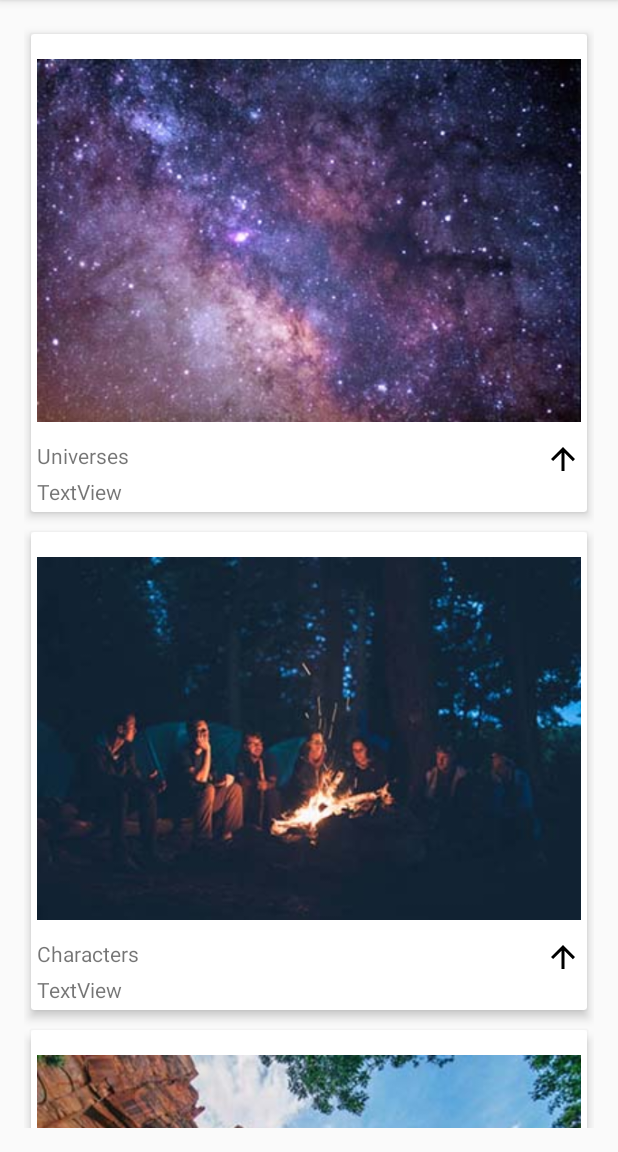
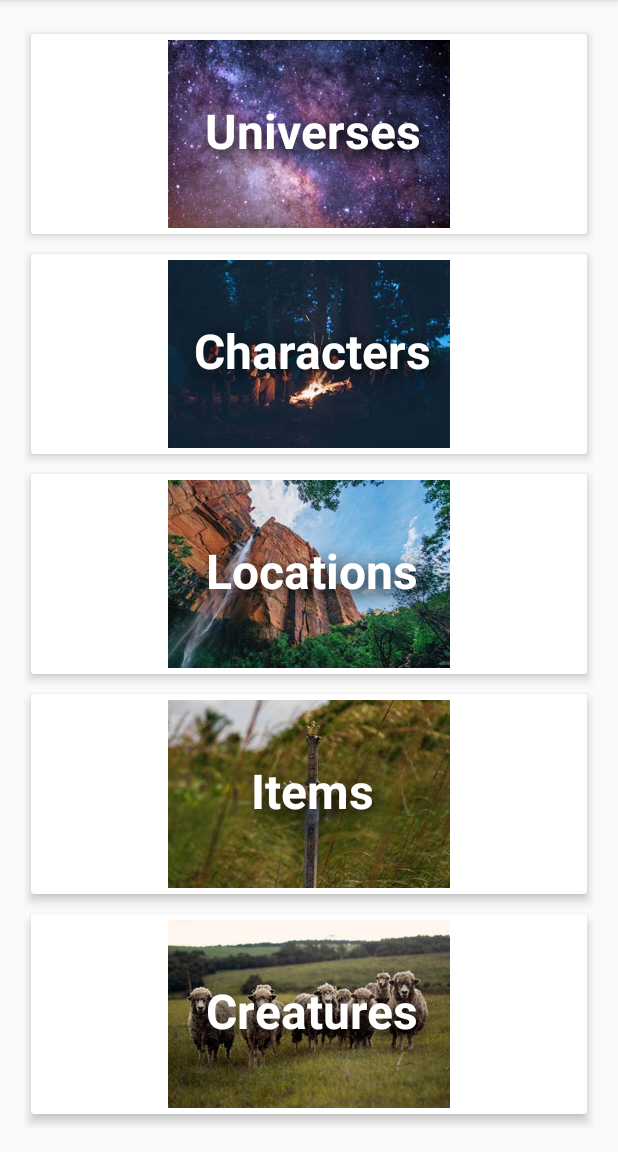
Before and after one commit to indentlabs/notebook-android, an Android app: the screen it shows after launch (MainActivity), with the options menu open, on a phone screen of 412 x 824 dp, the part 84-1236 px from its top. Run offline under Robolectric (Android 15) with nearby library versions, the phone set to English and light mode, and no system bars.

Commit message:
Added animation to menu items

```diff
--- /dev/null
+++ b/Notebook/app/src/main/res/anim/card_layout_animation.xml
@@ -0,0 +1,5 @@
+<?xml version="1.0" encoding="utf-8"?>
+<layoutAnimation xmlns:android="http://schemas.android.com/apk/res/android"
+    android:animation="@anim/enter_from_left"
+    android:delay="0.75"
+    />
--- /dev/null
+++ b/Notebook/app/src/main/res/anim/enter_from_left.xml
@@ -0,0 +1,11 @@
+<?xml version="1.0" encoding="utf-8"?>
+<set xmlns:android="http://schemas.android.com/apk/res/android">
+    <translate
+        android:fromXDelta="-100%"
+        android:toXDelta="0%"
+        android:fromYDelta="0%"
+        android:toYDelta="0%"
+        android:duration="400"
+        />
+
+</set>
--- a/Notebook/app/src/main/res/layout/fragment_main.xml
+++ b/Notebook/app/src/main/res/layout/fragment_main.xml
@@ -7,6 +7,7 @@
     <android.support.v7.widget.RecyclerView
         android:layout_width="match_parent"
         android:layout_height="match_parent"
-        android:id="@+id/mainMenuList"></android.support.v7.widget.RecyclerView>
+        android:id="@+id/mainMenuList"
+        android:layoutAnimation="@anim/card_layout_animation"></android.support.v7.widget.RecyclerView>
 
 </FrameLayout>
--- a/Notebook/app/src/main/res/layout/mainmenu_itemview.xml
+++ b/Notebook/app/src/main/res/layout/mainmenu_itemview.xml
@@ -8,42 +8,29 @@
     cardView:cardElevation="4sp"
     cardView:contentPadding="4dp"
     cardView:cardUseCompatPadding="true">
-        <LinearLayout xmlns:android="http://schemas.android.com/apk/res/android"
-            xmlns:app="http://schemas.android.com/apk/res-auto"
-            android:orientation="vertical" android:layout_width="match_parent"
+        <FrameLayout xmlns:android="http://schemas.android.com/apk/res/android"
+            xmlns:app="http://schemas.android.com/apk/res-auto" android:layout_width="match_parent"
             android:layout_height="match_parent">
 
             <ImageView
-                android:layout_height="wrap_content"
                 app:srcCompat="@drawable/ic_menu_gallery"
                 android:id="@+id/itemBanner"
-                android:layout_width="match_parent" />
-
-            <LinearLayout
-                android:orientation="horizontal"
                 android:layout_width="match_parent"
-                android:layout_height="wrap_content">
-
-                <TextView
-                    android:text="TextView"
-                    android:layout_width="match_parent"
-                    android:layout_height="match_parent"
-                    android:id="@+id/itemCountText"
-                    android:layout_weight="1"
-                    android:textAlignment="textStart" />
-
-                <ImageView
-                    app:srcCompat="@drawable/ic_arrow_upward_black_24dp"
-                    android:id="@+id/itemExpandIcon"
-                    android:layout_width="24dp"
-                    android:layout_height="24dp" />
-            </LinearLayout>
+                android:layout_gravity="center"
+                android:layout_height="125dp" />
 
             <TextView
                 android:text="TextView"
                 android:layout_width="match_parent"
-                android:layout_height="wrap_content"
-                android:id="@+id/itemCreateText" />
+                android:layout_height="match_parent"
+                android:id="@+id/itemCountText"
+                android:layout_weight="1"
+                style="@style/OverlayText"
+                android:textAlignment="center"
+                android:layout_gravity="center"
+                android:gravity="center"
+                android:textStyle="bold"
+                android:textSize="32sp"/>
 
-        </LinearLayout>
+        </FrameLayout>
 </android.support.v7.widget.CardView>
--- a/Notebook/app/src/main/res/values/styles.xml
+++ b/Notebook/app/src/main/res/values/styles.xml
@@ -18,6 +18,17 @@
         <item name="windowNoTitle">true</item>
     </style>
 
+    <style name="OverlayText">
+        <item name="android:paddingLeft">4dp</item>
+        <item name="android:paddingBottom">4dp</item>
+        <item name="android:textColor">#ffffffff</item>
+        <item name="android:textSize">24sp</item>
+        <item name="android:shadowColor">#000000</item>
+        <item name="android:shadowDx">5</item>
+        <item name="android:shadowDy">5</item>
+        <item name="android:shadowRadius">15</item>
+    </style>
+
     <style name="AppTheme.AppBarOverlay" parent="ThemeOverlay.AppCompat.Dark.ActionBar" />
 
     <style name="AppTheme.PopupOverlay" parent="ThemeOverlay.AppCompat.Light" />
```
